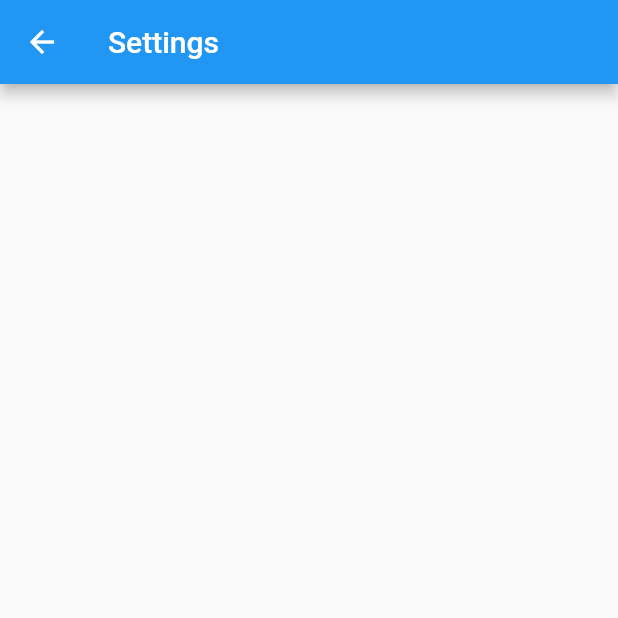
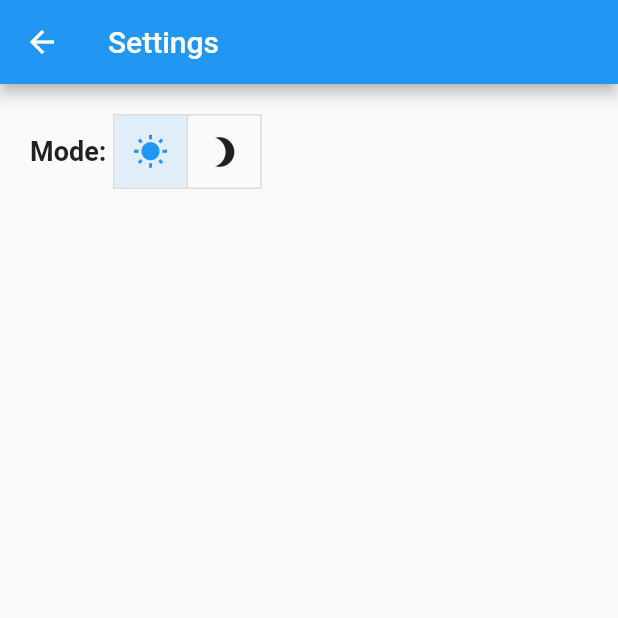
Before and after one commit to bedryck/dota2charts, a Flutter app: the Settings screen opened by its route, on a phone screen of 412 x 824 dp, the top half of it. Run offline on Flutter 3.47's test engine with Material 2 defaults, Android fonts, the phone set to English and light mode, and no system bars; our stand-ins replace charts_flutter, flare_flutter, share, shared_preferences, webview_flutter; accounts and stored records are empty; network calls fail.

Commit message:
dark ready

```diff
--- a/lib/navigation/routes.dart
+++ b/lib/navigation/routes.dart
@@ -13,6 +13,7 @@ import '../pages/settings/settings.dart';
 
 final Map<String, Widget Function(BuildContext)> routes = {
   '/': (context) => SplashScreen(),
+  // '/': (context) => Settings(),
   '/profile': (context) => Profile(),
   '/splash': (context) => SplashScreen(),
   '/notAuth': (context) => NotAuthorized(),
--- a/lib/pages/profile/drower.dart
+++ b/lib/pages/profile/drower.dart
@@ -90,7 +90,7 @@ class _AppDrowerState extends State<AppDrower> {
               crossAxisAlignment: CrossAxisAlignment.start,
             ),
             decoration: BoxDecoration(
-              color: Colors.blue,
+              color: Theme.of(context).accentColor,
             ),
           ),
           ListTile(
--- a/lib/pages/settings/settings.dart
+++ b/lib/pages/settings/settings.dart
@@ -1,6 +1,28 @@
 import 'package:flutter/material.dart';
+import '../../store/them.dart';
+import 'package:provider/provider.dart';
+import '../../localData/localData.dart';
 
-class Settings extends StatelessWidget {
+class Settings extends StatefulWidget {
+  @override
+  _SettingsState createState() => _SettingsState();
+}
+
+class _SettingsState extends State<Settings> {
+  List<bool> isSelected;
+
+  @override
+  void initState() {
+    bool them = Provider.of<ThemModel>(context, listen: false).isLightTheme;
+
+    isSelected = [
+      them,
+      !them,
+    ];
+
+    super.initState();
+  }
+
   @override
   Widget build(BuildContext context) {
     return Scaffold(
@@ -8,7 +30,48 @@ class Settings extends StatelessWidget {
         title: Text('Settings'),
       ),
       body: ListView(
-        children: <Widget>[],
+        children: <Widget>[
+          Container(
+            padding: EdgeInsets.all(20),
+            child: Row(
+              children: <Widget>[
+                Text(
+                  'Mode: ',
+                  style: TextStyle(fontSize: 18, fontWeight: FontWeight.bold),
+                ),
+                ToggleButtons(
+                  children: <Widget>[
+                    Icon(Icons.wb_sunny),
+                    Icon(Icons.brightness_3),
+                  ],
+                  onPressed: (int index) {
+                    setState(() {
+                      for (int buttonIndex = 0;
+                          buttonIndex < isSelected.length;
+                          buttonIndex++) {
+                        if (buttonIndex == index) {
+                          isSelected[buttonIndex] = true;
+                          if (index == 0) {
+                            Provider.of<ThemModel>(context, listen: false)
+                                .setThemeData(true);
+                            setThem('light');
+                          } else {
+                            Provider.of<ThemModel>(context, listen: false)
+                                .setThemeData(false);
+                            setThem('dark');
+                          }
+                        } else {
+                          isSelected[buttonIndex] = false;
+                        }
+                      }
+                    });
+                  },
+                  isSelected: isSelected,
+                ),
+              ],
+            ),
+          )
+        ],
       ),
     );
   }
--- /dev/null
+++ b/lib/store/them.dart
@@ -0,0 +1,28 @@
+import 'package:flutter/material.dart';
+
+class ThemModel extends ChangeNotifier {
+  ThemModel({this.isLightTheme});
+  bool isLightTheme;
+
+  final darkTheme = ThemeData(
+    primarySwatch: Colors.blueGrey,
+    brightness: Brightness.dark,
+    accentColor: Colors.blueGrey,
+  );
+
+  final lightTheme = ThemeData(
+    primarySwatch: Colors.blue,
+  );
+  bool get getThem => isLightTheme;
+
+  ThemeData get getThemeData => isLightTheme ? lightTheme : darkTheme;
+
+  void setThemeData(bool val) {
+    if (val) {
+      isLightTheme = true;
+    } else {
+      isLightTheme = false;
+    }
+    notifyListeners();
+  }
+}
```
Also changed, not shown: lib/charts/HorizontalBarChart .dart (+5 -2 lines), lib/localData/localData.dart (+16 -1 lines), lib/main.dart (+7 -7 lines), lib/pages/notAuthorized/notAuthorized.dart (+7 -2 lines), lib/pages/splashscreen/SplashScreen.dart (+15 -3 lines).
